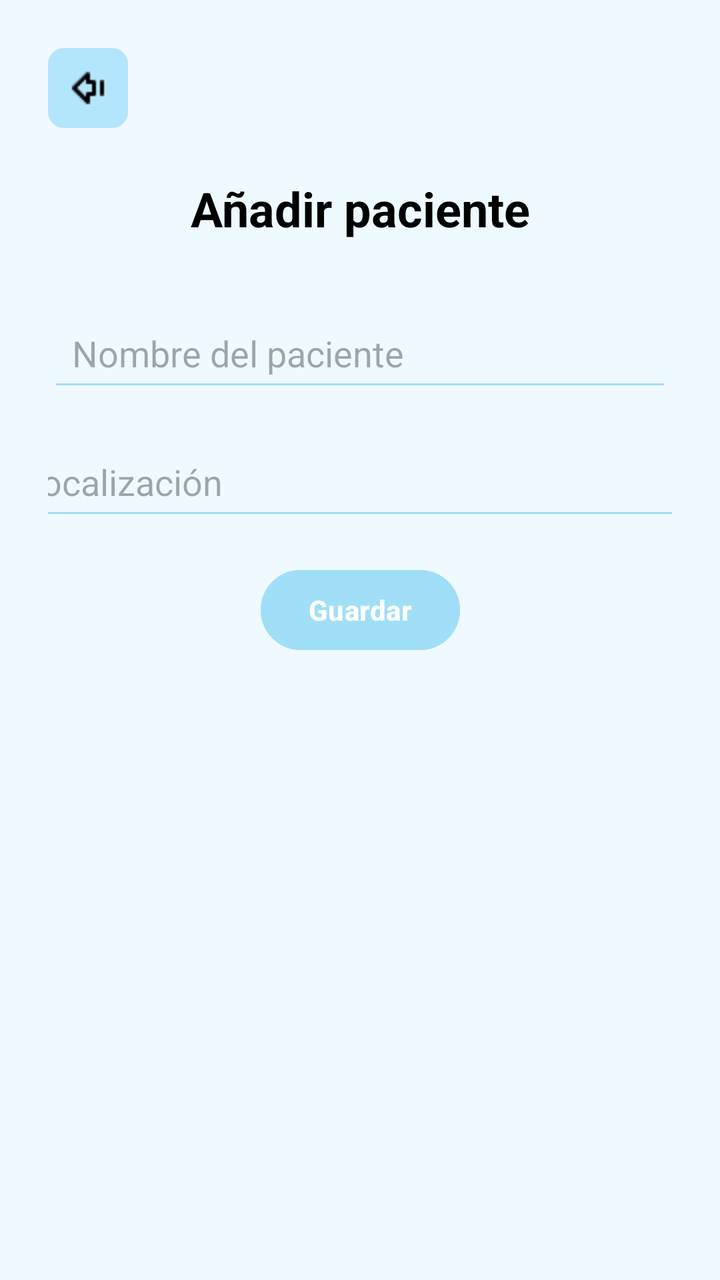
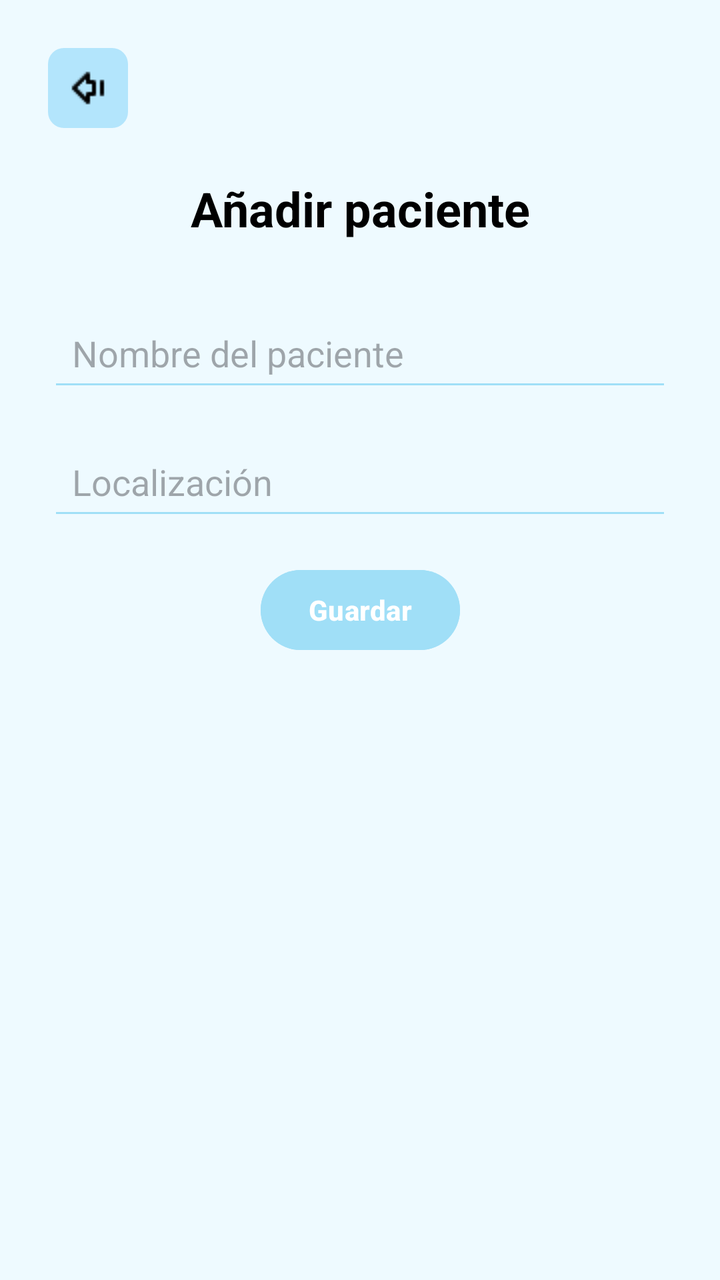

Screens rendered from an Android XML layout before and after an edit, with the pre-edit source and the edit as a unified diff.
<!-- AndroidManifest.xml: application theme Theme.CuidaLe -->
<!-- res/layout/fragment_agregar_paciente.xml -->
<?xml version="1.0" encoding="utf-8"?>
<androidx.constraintlayout.widget.ConstraintLayout xmlns:android="http://schemas.android.com/apk/res/android"
    xmlns:app="http://schemas.android.com/apk/res-auto"
    xmlns:tools="http://schemas.android.com/tools"
    android:layout_width="match_parent"
    android:layout_height="match_parent"
    android:background="@color/fondo"
    android:padding="24dp">

    
    <ImageButton
        android:id="@+id/btnVolver"
        android:layout_width="40dp"
        android:layout_height="40dp"
        android:background="@drawable/rounded_light_blue"
        android:contentDescription="Volver"
        android:src="@drawable/ic_back"
        app:layout_constraintStart_toStartOf="parent"
        app:layout_constraintTop_toTopOf="parent" />

    
    <TextView
        android:id="@+id/titulo_addPaciente"
        android:layout_width="wrap_content"
        android:layout_height="wrap_content"
        android:layout_marginTop="24dp"
        android:text="@string/addPaciente"
        android:textColor="@android:color/black"
        android:textSize="24sp"
        android:textStyle="bold"
        app:layout_constraintEnd_toEndOf="parent"
        app:layout_constraintStart_toStartOf="parent"
        app:layout_constraintTop_toBottomOf="@id/btnVolver" />

    <EditText
        android:id="@+id/nombrePaciente"
        android:layout_width="0dp"
        android:layout_height="wrap_content"
        android:layout_marginTop="32dp"
        android:backgroundTint="@color/light_medium_blue"
        android:hint="@string/nombrePaciente"
        android:inputType="text"
        android:padding="12dp"
        app:layout_constraintEnd_toEndOf="parent"
        app:layout_constraintStart_toStartOf="parent"
        app:layout_constraintTop_toBottomOf="@id/titulo_addPaciente" />



    
    <EditText
        android:id="@+id/localizacionPaciente"
        android:layout_width="363dp"
        android:layout_height="wrap_content"
        android:layout_marginTop="16dp"
        android:backgroundTint="@color/light_medium_blue"
        android:hint="@string/localizcionPaciente"
        android:inputType="text"
        android:padding="12dp"
        app:layout_constraintEnd_toEndOf="parent"
        app:layout_constraintStart_toStartOf="parent"
        app:layout_constraintTop_toBottomOf="@+id/nombrePaciente" />

    <Button
        android:id="@+id/btnGuardarPaciente"
        android:layout_width="wrap_content"
        android:layout_height="wrap_content"
        android:layout_marginTop="16dp"
        android:backgroundTint="@color/boton"
        android:text="Guardar"
        android:textStyle="bold"
        app:layout_constraintEnd_toEndOf="parent"
        app:layout_constraintStart_toStartOf="parent"
        app:layout_constraintTop_toBottomOf="@+id/localizacionPaciente" />

</androidx.constraintlayout.widget.ConstraintLayout>
<!-- resources referenced by this layout -->
<resources>
  <color name="boton">#A0DFF7</color>
  <color name="fondo">#EEFAFF</color>
  <color name="light_medium_blue">#A0DFF7</color>
  <!-- drawable ic_back: png bitmap (drawable, 287 bytes) -->
  <!-- drawable rounded_light_blue (drawable) -->
  <?xml version="1.0" encoding="utf-8"?>
  <shape xmlns:android="http://schemas.android.com/apk/res/android">
      <solid android:color="#B3E5FC"/>
      <corners android:radius="8dp"/>
  </shape>
  <string name="addPaciente">Añadir paciente</string>
  <string name="localizcionPaciente">Localización</string>
  <string name="nombrePaciente">Nombre del paciente</string>
  <style name="Theme.CuidaLe" parent="Base.Theme.CuidaLe" />
  <style name="Base.Theme.CuidaLe" parent="Theme.Material3.DayNight.NoActionBar">
          
          
      </style>
</resources>

<!-- the commit's change to res/layout/fragment_agregar_paciente.xml (unified diff, before → after) -->
@@ -50,7 +50,7 @@
     
     <EditText
         android:id="@+id/localizacionPaciente"
-        android:layout_width="363dp"
+        android:layout_width="0dp"
         android:layout_height="wrap_content"
         android:layout_marginTop="16dp"
         android:backgroundTint="@color/light_medium_blue"
